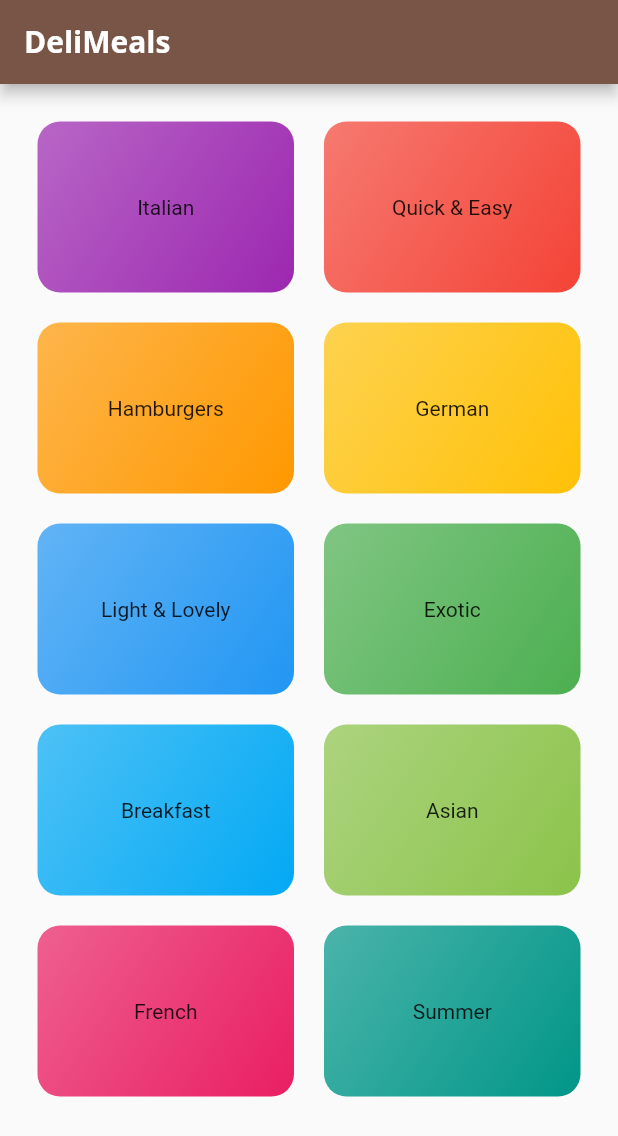
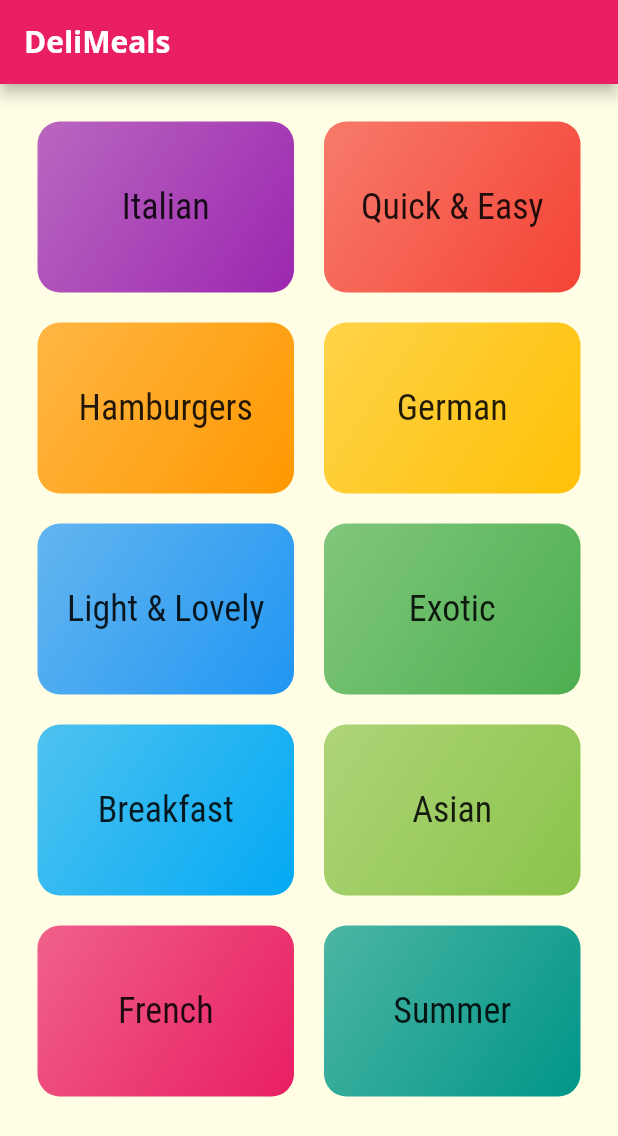
Before and after one commit to aaa59891/flutter_practice_navigation, a Flutter app: the screen it shows after launch, on a phone screen of 412 x 824 dp. Shown: the top 1136 px of the screen. Run offline on Flutter 3.47's test engine with Material 2 defaults, Android fonts, the phone set to English and light mode, and no system bars.

Commit message:
add fonts and set the theme

```diff
--- a/lib/main.dart
+++ b/lib/main.dart
@@ -10,16 +10,20 @@ class MyApp extends StatelessWidget {
       title: 'Personal Expenses',
       home: CategoriesScreen(),
       theme: ThemeData(
-        primarySwatch: Colors.brown,
-        accentColor: Colors.orange,
-        fontFamily: 'Quicksand',
+        primarySwatch: Colors.pink,
+        accentColor: Colors.amber,
+        fontFamily: 'Raleway',
+        canvasColor: Color.fromRGBO(255, 254, 229, 1),
         textTheme: ThemeData.light().textTheme.copyWith(
+              body1: TextStyle(
+                color: Color.fromRGBO(20, 51, 51, 1),
+              ),
+              body2: TextStyle(
+                color: Color.fromRGBO(20, 51, 51, 1),
+              ),
               title: TextStyle(
-                fontSize: 18,
-                fontFamily: 'OpenSans',
-              ),
-              button: TextStyle(
-                color: Colors.white,
+                fontSize: 24,
+                fontFamily: 'RobotoCondensed',
               ),
             ),
         appBarTheme: AppBarTheme(
--- a/lib/widgets/category_item.dart
+++ b/lib/widgets/category_item.dart
@@ -9,7 +9,10 @@ class CategoryItem extends StatelessWidget {
   Widget build(BuildContext context) {
     return Container(
       alignment: Alignment.center,
-      child: Text(category.title),
+      child: Text(
+        category.title,
+        style: Theme.of(context).textTheme.title,
+      ),
       decoration: BoxDecoration(
         gradient: LinearGradient(
           colors: [
```
Also changed, not shown: pubspec.yaml (+16 -0 lines), assets/fonts/Raleway-Black.ttf (added), assets/fonts/Raleway-Bold.ttf (added), assets/fonts/Raleway-Regular.ttf (added), assets/fonts/RobotoCondensed-Bold.ttf (added), assets/fonts/RobotoCondensed-Italic.ttf (added), assets/fonts/RobotoCondensed-Light.ttf (added), assets/fonts/RobotoCondensed-Regular.ttf (added).
